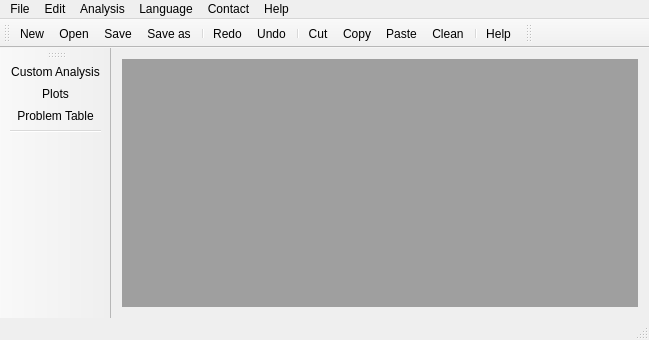
First picture: the form in ventanaprincipal.ui, repository Gahemo0306/SHEN_ACTUALIZADO, before the edit.
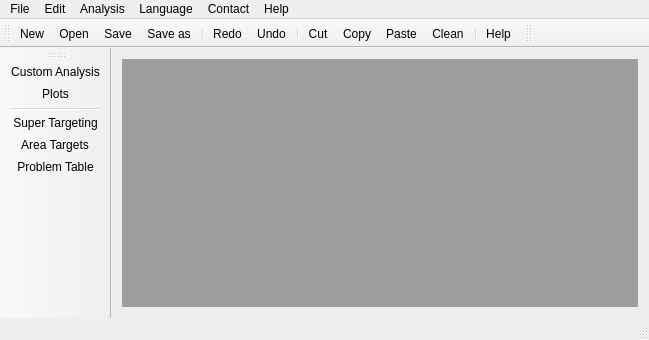
Second picture: the form after the edit. Icons and pictures are not drawn.

Diff of the .ui file:
```diff
--- a/ventanaprincipal.ui
+++ b/ventanaprincipal.ui
@@ -158,8 +158,10 @@
    </attribute>
    <addaction name="actionCustom_Analysis"/>
    <addaction name="actionPlots"/>
+   <addaction name="separator"/>
+   <addaction name="actionSuper_Targeting"/>
+   <addaction name="actionArea_Targets"/>
    <addaction name="actionProblem_Table"/>
-   <addaction name="separator"/>
   </widget>
   <widget class="QToolBar" name="toolBar_2">
    <property name="windowTitle">
```
Left out of the diff: 27 changed lines with no effect on the pictures.
